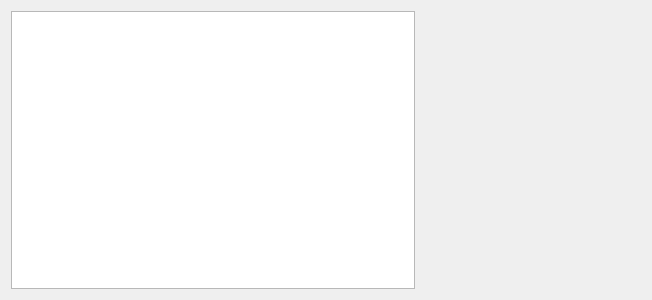
Old version of the form mixxx/src/dlglights.ui in the repository weixindut/mixxx.
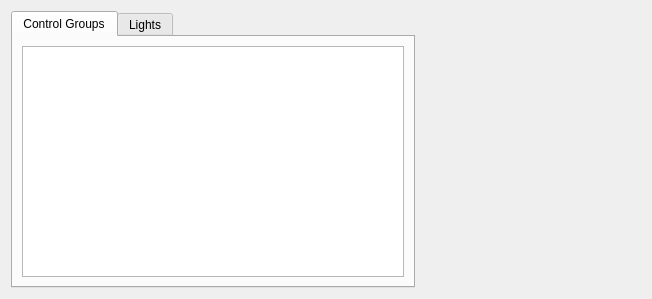
New version of the form.

Commit message: Make lights table auto-update when lights change. Fix bug where you have to manually de-focus the combobox.

```diff
--- a/mixxx/src/dlglights.ui
+++ b/mixxx/src/dlglights.ui
@@ -7,7 +7,7 @@
     <x>0</x>
     <y>0</y>
     <width>652</width>
-    <height>300</height>
+    <height>299</height>
    </rect>
   </property>
   <property name="windowTitle">
@@ -15,7 +15,51 @@
   </property>
   <layout class="QHBoxLayout" name="horizontalLayout">
    <item>
-    <widget class="QTableView" name="m_controlGroupTable"/>
+    <widget class="QTabWidget" name="tabWidget">
+     <property name="currentIndex">
+      <number>0</number>
+     </property>
+     <widget class="QWidget" name="controlGroupTab">
+      <attribute name="title">
+       <string>Control Groups</string>
+      </attribute>
+      <layout class="QGridLayout" name="gridLayout_2">
+       <item row="0" column="0">
+        <widget class="QTableView" name="m_controlGroupTable">
+         <property name="alternatingRowColors">
+          <bool>true</bool>
+         </property>
+         <property name="selectionBehavior">
+          <enum>QAbstractItemView::SelectRows</enum>
+         </property>
+         <property name="sortingEnabled">
+          <bool>true</bool>
+         </property>
+        </widget>
+       </item>
+      </layout>
+     </widget>
+     <widget class="QWidget" name="lightsTab">
+      <attribute name="title">
+       <string>Lights</string>
+      </attribute>
+      <layout class="QGridLayout" name="gridLayout">
+       <item row="0" column="0">
+        <widget class="QTableView" name="m_lightsTable">
+         <property name="alternatingRowColors">
+          <bool>true</bool>
+         </property>
+         <property name="selectionBehavior">
+          <enum>QAbstractItemView::SelectRows</enum>
+         </property>
+         <property name="sortingEnabled">
+          <bool>true</bool>
+         </property>
+        </widget>
+       </item>
+      </layout>
+     </widget>
+    </widget>
    </item>
    <item>
     <widget class="QWidget" name="m_colorPickerPlaceholder" native="true">
```
Left out of the diff: 1 changed line with no effect on the pictures. The commit also changes 7 other files.
